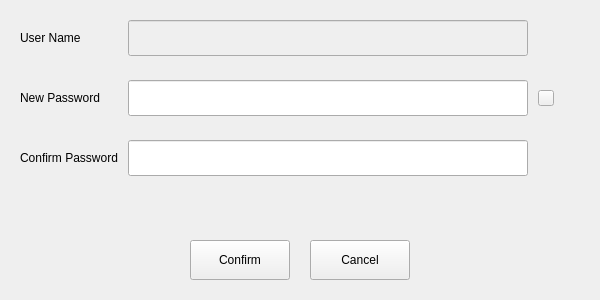
First picture: the form in src/pages/system/user-manager/user-update-dialog.ui, repository openeuler-mirror/ks-scmc-gui, before the edit.
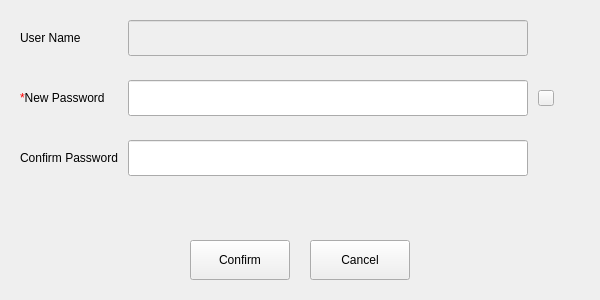
Second picture: the form after the edit.

Commit message: fix（pages）：modify new password - 统一输入框必填标识

What changed in the file:
```diff
--- a/src/pages/system/user-manager/user-update-dialog.ui
+++ b/src/pages/system/user-manager/user-update-dialog.ui
@@ -360,7 +360,7 @@
          <item row="2" column="0">
           <widget class="QLabel" name="label_3">
            <property name="text">
-            <string>New Password</string>
+            <string>&lt;font color=red&gt;*&lt;/font&gt;New Password</string>
            </property>
           </widget>
          </item>
```
